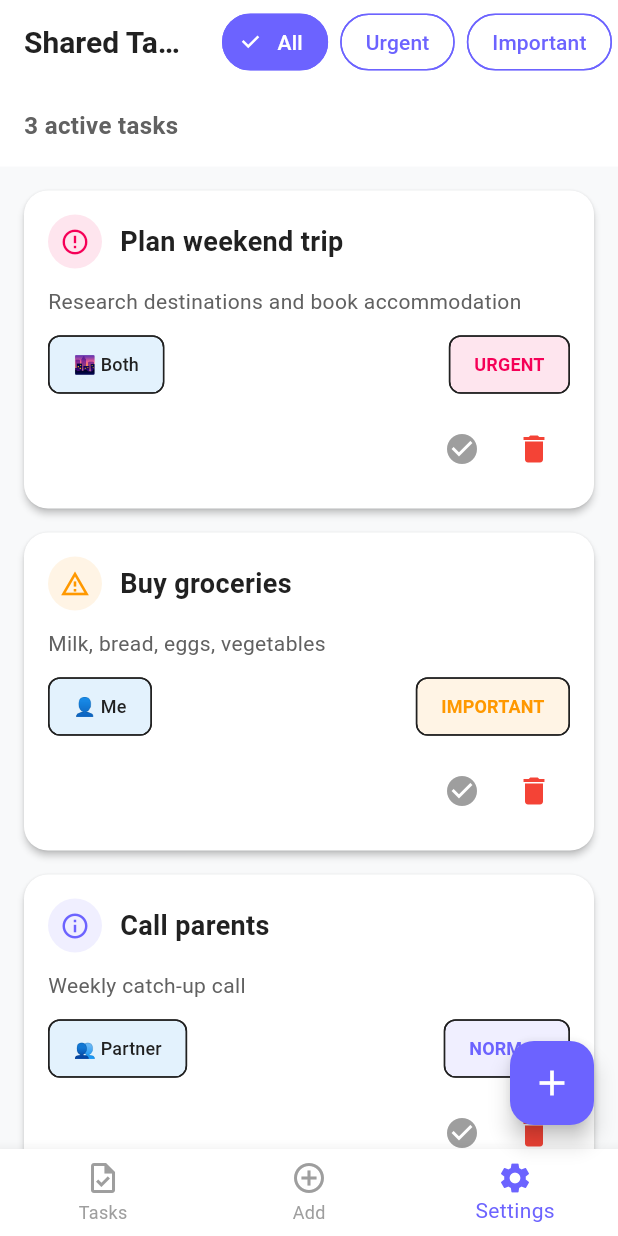
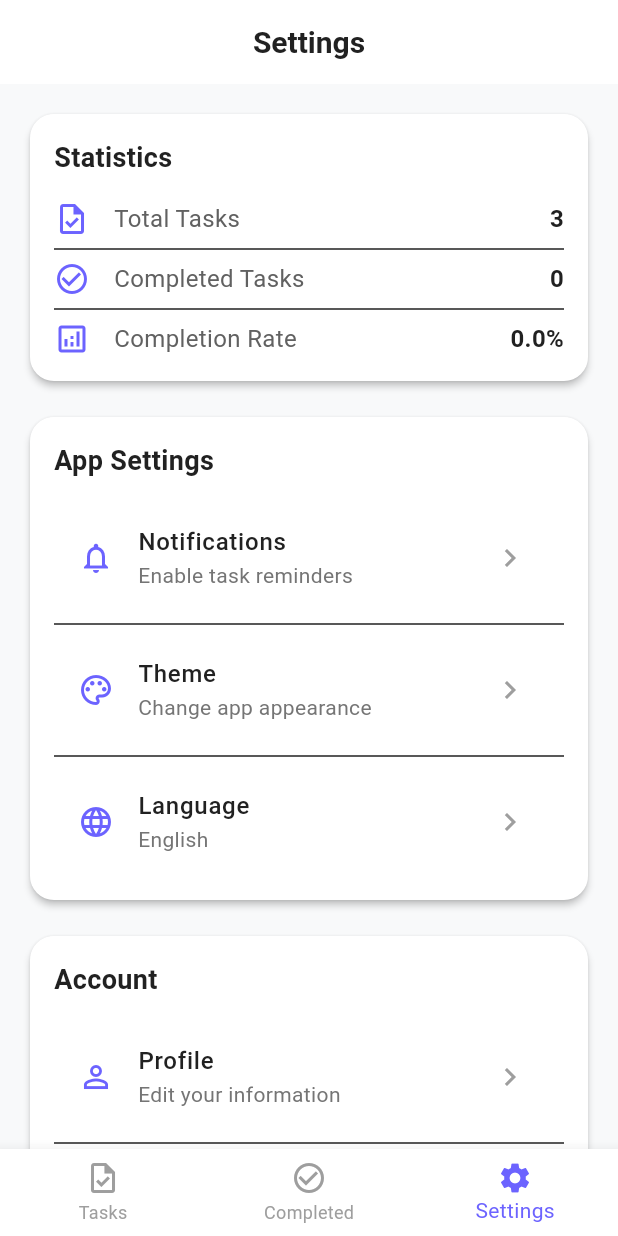
Before and after one commit to eggr7/mind_of_two, a Flutter app: the screen it shows after launch, item 3 of the bottom bar chosen, on a phone screen of 412 x 824 dp. Run offline on Flutter 3.47's test engine with Material 3 defaults, Android fonts, the phone set to English and light mode, and no system bars.

Commit message:
Implement bottom navigation and completed tasks management; add settings screen and enhance task filtering

```diff
--- a/lib/main.dart
+++ b/lib/main.dart
@@ -2,6 +2,8 @@ import 'package:flutter/material.dart';
 import 'package:provider/provider.dart';
 import 'providers/task_provider.dart';
 import 'screens/task_list_screen.dart';
+import 'screens/completed_tasks_screen.dart';
+import 'screens/settings_screen.dart';
 
 void main() {
   runApp(const MyApp());
@@ -17,11 +19,11 @@ class MyApp extends StatelessWidget {
       child: MaterialApp(
         title: 'Mind of Two',
         theme: ThemeData(
-          primaryColor: const Color(0xFF6C63FF), // Purple accent
+          primaryColor: const Color(0xFF6C63FF),
           colorScheme: const ColorScheme.light(
             primary: Color(0xFF6C63FF),
-            secondary: Color(0xFFF50057), // Pink for urgent
-            background: Color(0xFFF8F9FA), // Light background
+            secondary: Color(0xFFF50057),
+            background: Color(0xFFF8F9FA),
             surface: Colors.white,
             onPrimary: Colors.white,
             onSecondary: Colors.white,
@@ -55,10 +57,7 @@ class MyApp extends StatelessWidget {
               fontWeight: FontWeight.w600,
               color: Color(0xFF212121),
             ),
-            bodyMedium: TextStyle(
-              fontSize: 16,
-              color: Color(0xFF424242),
-            ),
+            bodyMedium: TextStyle(fontSize: 16, color: Color(0xFF424242)),
           ),
           inputDecorationTheme: InputDecorationTheme(
             border: OutlineInputBorder(
@@ -77,9 +76,58 @@ class MyApp extends StatelessWidget {
             fillColor: Colors.white,
           ),
         ),
-        home: const TaskListScreen(),
+        home: const HomeScreen(),
         debugShowCheckedModeBanner: false,
       ),
     );
   }
 }
+
+class HomeScreen extends StatefulWidget {
+  const HomeScreen({super.key});
+
+  @override
+  State<HomeScreen> createState() => _HomeScreenState();
+}
+
+class _HomeScreenState extends State<HomeScreen> {
+  int _currentIndex = 0;
+
+  final List<Widget> _screens = [
+    const TaskListScreen(),
+    const CompletedTasksScreen(),
+    const SettingsScreen(),
+  ];
+
+  @override
+  Widget build(BuildContext context) {
+    return Scaffold(
+      body: _screens[_currentIndex],
+      bottomNavigationBar: BottomNavigationBar(
+        currentIndex: _currentIndex,
+        onTap: (index) {
+          setState(() {
+            _currentIndex = index;
+          });
+        },
+        items: const [
+          BottomNavigationBarItem(
+            icon: Icon(Icons.task_outlined),
+            activeIcon: Icon(Icons.task),
+            label: "Tasks",
+          ),
+          BottomNavigationBarItem(
+            icon: Icon(Icons.check_circle_outline),
+            activeIcon: Icon(Icons.check_circle),
+            label: "Completed",
+          ),
+          BottomNavigationBarItem(
+            icon: Icon(Icons.settings_outlined),
+            activeIcon: Icon(Icons.settings),
+            label: "Settings",
+          ),
+        ],
+      ),
+    );
+  }
+}
--- a/lib/providers/task_provider.dart
+++ b/lib/providers/task_provider.dart
@@ -12,8 +12,10 @@ class TaskProvider with ChangeNotifier {
         return _tasks.where((task) => task.priority == "urgent").toList();
       case "important":
         return _tasks.where((task) => task.priority == "important").toList();
+      case "completed":
+        return _tasks.where((task) => task.completed).toList();
       default:
-        return _tasks;
+        return _tasks.where((task) => !task.completed).toList(); // Only show active tasks by default
     }
   }
 
@@ -42,6 +44,20 @@ class TaskProvider with ChangeNotifier {
     _tasks.removeWhere((task) => task.id == taskId);
     notifyListeners();
   }
+
+
+  void clearCompletedTasks() {
+  _tasks.removeWhere((task) => task.completed);
+  notifyListeners();
+}
+
+  void restoreTask(String taskId) {
+  final taskIndex = _tasks.indexWhere((task) => task.id == taskId);
+  if (taskIndex != -1) {
+    _tasks[taskIndex].completed = false;
+    notifyListeners();
+  }
+}
 
   // Load data samples
   void loadSampleTasks() {
--- /dev/null
+++ b/lib/screens/settings_screen.dart
@@ -0,0 +1,278 @@
+import 'package:flutter/material.dart';
+import 'package:provider/provider.dart';
+import '../providers/task_provider.dart';
+
+class SettingsScreen extends StatelessWidget {
+  const SettingsScreen({super.key});
+
+  @override
+  Widget build(BuildContext context) {
+    final taskProvider = Provider.of<TaskProvider>(context);
+    final completedTasks = taskProvider.tasks.where((task) => task.completed).length;
+    final totalTasks = taskProvider.tasks.length;
+
+    return Scaffold(
+      appBar: AppBar(
+        title: const Text("Settings"),
+        backgroundColor: Colors.white,
+        elevation: 0,
+      ),
+      body: Container(
+        color: const Color(0xFFF8F9FA),
+        child: ListView(
+          padding: const EdgeInsets.all(16),
+          children: [
+            // Statistics Card
+            Card(
+              elevation: 2,
+              shape: RoundedRectangleBorder(
+                borderRadius: BorderRadius.circular(16),
+              ),
+              child: Padding(
+                padding: const EdgeInsets.all(16),
+                child: Column(
+                  crossAxisAlignment: CrossAxisAlignment.start,
+                  children: [
+                    const Text(
+                      "Statistics",
+                      style: TextStyle(
+                        fontSize: 18,
+                        fontWeight: FontWeight.w600,
+                        color: Color(0xFF212121),
+                      ),
+                    ),
+                    const SizedBox(height: 16),
+                    _buildStatItem(
+                      icon: Icons.task_outlined,
+                      title: "Total Tasks",
+                      value: "$totalTasks",
+                    ),
+                    const Divider(),
+                    _buildStatItem(
+                      icon: Icons.check_circle_outline,
+                      title: "Completed Tasks",
+                      value: "$completedTasks",
+                    ),
+                    const Divider(),
+                    _buildStatItem(
+                      icon: Icons.analytics_outlined,
+                      title: "Completion Rate",
+                      value: totalTasks > 0
+                          ? "${(completedTasks / totalTasks * 100).toStringAsFixed(1)}%"
+                          : "0%",
+                    ),
+                  ],
+                ),
+              ),
+            ),
+            const SizedBox(height: 16),
+
+            // App Settings Card
+            Card(
+              elevation: 2,
+              shape: RoundedRectangleBorder(
+                borderRadius: BorderRadius.circular(16),
+              ),
+              child: Padding(
+                padding: const EdgeInsets.all(16),
+                child: Column(
+                  crossAxisAlignment: CrossAxisAlignment.start,
+                  children: [
+                    const Text(
+                      "App Settings",
+                      style: TextStyle(
+                        fontSize: 18,
+                        fontWeight: FontWeight.w600,
+                        color: Color(0xFF212121),
+                      ),
+                    ),
+                    const SizedBox(height: 16),
+                    _buildSettingItem(
+                      icon: Icons.notifications_outlined,
+                      title: "Notifications",
+                      subtitle: "Enable task reminders",
+                      onTap: () {},
+                    ),
+                    const Divider(),
+                    _buildSettingItem(
+                      icon: Icons.palette_outlined,
+                      title: "Theme",
+                      subtitle: "Change app appearance",
+                      onTap: () {},
+                    ),
+                    const Divider(),
+                    _buildSettingItem(
+                      icon: Icons.language_outlined,
+                      title: "Language",
+                      subtitle: "English",
+                      onTap: () {},
+                    ),
+                  ],
+                ),
+              ),
+            ),
+            const SizedBox(height: 16),
+
+            // Account Card
+            Card(
+              elevation: 2,
+              shape: RoundedRectangleBorder(
+                borderRadius: BorderRadius.circular(16),
+              ),
+              child: Padding(
+                padding: const EdgeInsets.all(16),
+                child: Column(
+                  crossAxisAlignment: CrossAxisAlignment.start,
+                  children: [
+                    const Text(
+                      "Account",
+                      style: TextStyle(
+                        fontSize: 18,
+                        fontWeight: FontWeight.w600,
+                        color: Color(0xFF212121),
+                      ),
+                    ),
+                    const SizedBox(height: 16),
+                    _buildSettingItem(
+                      icon: Icons.person_outline,
+                      title: "Profile",
+                      subtitle: "Edit your information",
+                      onTap: () {},
+                    ),
+                    const Divider(),
+                    _buildSettingItem(
+                      icon: Icons.security_outlined,
+                      title: "Privacy & Security",
+                      subtitle: "Manage your data",
+                      onTap: () {},
+                    ),
+                    const Divider(),
+                    _buildSettingItem(
+                      icon: Icons.exit_to_app_outlined,
+                      title: "Sign Out",
+                      subtitle: "Sign out of your account",
+                      onTap: () {},
+                      isDestructive: true,
+                    ),
+                  ],
+                ),
+              ),
+            ),
+            const SizedBox(height: 16),
+
+            // App Info Card
+            Card(
+              elevation: 2,
+              shape: RoundedRectangleBorder(
+                borderRadius: BorderRadius.circular(16),
+              ),
+              child: Padding(
+                padding: const EdgeInsets.all(16),
+                child: Column(
+                  crossAxisAlignment: CrossAxisAlignment.start,
+                  children: [
+                    const Text(
+                      "App Information",
+                      style: TextStyle(
+                        fontSize: 18,
+                        fontWeight: FontWeight.w600,
+                        color: Color(0xFF212121),
+                      ),
+                    ),
+                    const SizedBox(height: 16),
+                    _buildSettingItem(
+                      icon: Icons.info_outline,
+                      title: "Version",
+                      subtitle: "1.0.0",
+                    ),
+                    const Divider(),
+                    _buildSettingItem(
+                      icon: Icons.email_outlined,
+                      title: "Contact Support",
+                      subtitle: "support@mindoftwo.com",
+                      onTap: () {},
+                    ),
+                    const Divider(),
+                    _buildSettingItem(
+                      icon: Icons.description_outlined,
+                      title: "Privacy Policy",
+                      subtitle: "View our privacy policy",
+                      onTap: () {},
+                    ),
+                  ],
+                ),
+              ),
+            ),
+          ],
+        ),
+      ),
+    );
+  }
+
+  Widget _buildStatItem({
+    required IconData icon,
+    required String title,
+    required String value,
+  }) {
+    return Row(
+      children: [
+        Icon(icon, color: const Color(0xFF6C63FF), size: 24),
+        const SizedBox(width: 16),
+        Expanded(
+          child: Text(
+            title,
+            style: const TextStyle(
+              fontSize: 16,
+              color: Color(0xFF616161),
+            ),
+          ),
+        ),
+        Text(
+          value,
+          style: const TextStyle(
+            fontSize: 16,
+            fontWeight: FontWeight.w600,
+            color: Color(0xFF212121),
+          ),
+        ),
+      ],
+    );
+  }
+
+  Widget _buildSettingItem({
+    required IconData icon,
+    required String title,
+    required String subtitle,
+    VoidCallback? onTap,
+    bool isDestructive = false,
+  }) {
+    return ListTile(
+      onTap: onTap,
+      leading: Icon(
+        icon,
+        color: isDestructive ? Colors.red : const Color(0xFF6C63FF),
+      ),
+      title: Text(
+        title,
+        style: TextStyle(
+          fontSize: 16,
+          fontWeight: FontWeight.w500,
+          color: isDestructive ? Colors.red : const Color(0xFF212121),
+        ),
+      ),
+      subtitle: Text(
+        subtitle,
+        style: TextStyle(
+          fontSize: 14,
+          color: isDestructive ? Colors.red.withOpacity(0.8) : const Color(0xFF757575),
+        ),
+      ),
+      trailing: onTap != null
+          ? Icon(
+              Icons.chevron_right,
+              color: isDestructive ? Colors.red : const Color(0xFF9E9E9E),
+            )
+          : null,
+    );
+  }
+}
--- a/lib/screens/task_list_screen.dart
+++ b/lib/screens/task_list_screen.dart
@@ -14,7 +14,6 @@ class TaskListScreen extends StatefulWidget {
 
 class _TaskListScreenState extends State<TaskListScreen> {
   String _currentFilter = "all";
-  int _currentIndex = 0;
 
   @override
   void initState() {
@@ -28,7 +27,8 @@ class _TaskListScreenState extends State<TaskListScreen> {
   Widget build(BuildContext context) {
     final taskProvider = Provider.of<TaskProvider>(context);
     final tasks = taskProvider.getFilteredTasks(_currentFilter);
-    final activeTasks = tasks.where((task) => !task.completed).toList();
+    final allTasks = taskProvider.tasks;
+    final activeTasksCount = allTasks.where((task) => !task.completed).length;
 
     return Scaffold(
       appBar: AppBar(
@@ -53,7 +53,7 @@ class _TaskListScreenState extends State<TaskListScreen> {
                 mainAxisAlignment: MainAxisAlignment.spaceBetween,
                 children: [
                   Text(
-                    "${activeTasks.length} active tasks",
+                    "$activeTasksCount active of ${allTasks.length} total tasks",
                     style: const TextStyle(
                       fontSize: 16,
                       fontWeight: FontWeight.w600,
@@ -78,34 +78,7 @@ class _TaskListScreenState extends State<TaskListScreen> {
             // Task list
             Expanded(
               child: tasks.isEmpty
-                  ? const Center(
-                      child: Column(
-                        mainAxisAlignment: MainAxisAlignment.center,
-                        children: [
-                          Icon(
-                            Icons.task_outlined,
-                            size: 64,
-                            color: Color(0xFF9E9E9E),
-                          ),
-                          SizedBox(height: 16),
-                          Text(
-                            "No tasks found",
-                            style: TextStyle(
-                              fontSize: 18,
-                              color: Color(0xFF616161),
-                            ),
-                          ),
-                          SizedBox(height: 8),
-                          Text(
-                            "Try changing your filter or add a new task",
-                            style: TextStyle(
-                              color: Color(0xFF9E9E9E),
-                            ),
-                            textAlign: TextAlign.center,
-                          ),
-                        ],
-                      ),
-                    )
+                  ? _buildEmptyState()
                   : ListView.builder(
                       itemCount: tasks.length,
                       itemBuilder: (context, index) {
@@ -151,7 +124,35 @@ class _TaskListScreenState extends State<TaskListScreen> {
         },
         child: const Icon(Icons.add, size: 28),
       ),
-      bottomNavigationBar: _buildBottomNavigationBar(),
+    );
+  }
+
+  Widget _buildEmptyState() {
+    return Center(
+      child: Column(
+        mainAxisAlignment: MainAxisAlignment.center,
+        children: [
+          Icon(
+            Icons.task_outlined,
+            size: 64,
+            color: const Color(0xFF9E9E9E),
+          ),
+          const SizedBox(height: 16),
+          const Text(
+            "No tasks found",
+            style: TextStyle(
+              fontSize: 18,
+              color: Color(0xFF616161),
+            ),
+          ),
+          const SizedBox(height: 8),
+          const Text(
+            "Try changing your filter or add a new task",
+            style: TextStyle(color: Color(0xFF9E9E9E)),
+            textAlign: TextAlign.center,
+          ),
+        ],
+      ),
     );
   }
 
@@ -207,39 +208,12 @@ class _TaskListScreenState extends State<TaskListScreen> {
         side: const BorderSide(color: Color(0xFF6C63FF)),
         shape: StadiumBorder(
           side: BorderSide(
-            color: isSelected ? const Color(0xFF6C63FF) : const Color(0xFFE0E0E0),
+            color: isSelected
+                ? const Color(0xFF6C63FF)
+                : const Color(0xFFE0E0E0),
           ),
         ),
       ),
     );
   }
-
-  BottomNavigationBar _buildBottomNavigationBar() {
-    return BottomNavigationBar(
-      currentIndex: _currentIndex,
-      onTap: (index) {
-        setState(() {
-          _currentIndex = index;
-        });
-        // TODO: Implement navigation to other screens
-      },
-      items: const [
-        BottomNavigationBarItem(
-          icon: Icon(Icons.task_outlined),
-          activeIcon: Icon(Icons.task),
-          label: "Tasks",
-        ),
-        BottomNavigationBarItem(
-          icon: Icon(Icons.add_circle_outline),
-          activeIcon: Icon(Icons.add_circle),
-          label: "Add",
-        ),
-        BottomNavigationBarItem(
-          icon: Icon(Icons.settings_outlined),
-          activeIcon: Icon(Icons.settings),
-          label: "Settings",
-        ),
-      ],
-    );
-  }
 }
```
Also changed, not shown: lib/screens/completed_tasks_screen.dart (added, +177 -0 lines).
